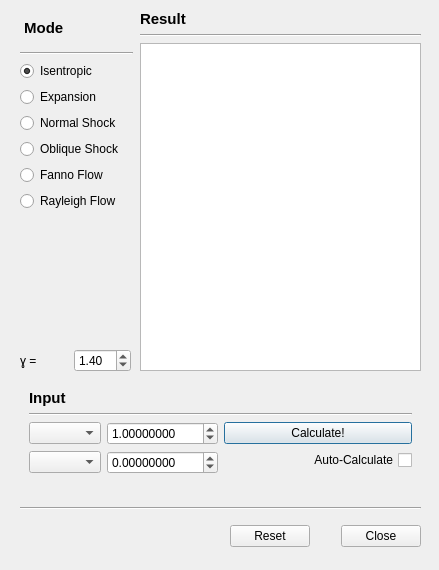
The window that caeroc/gui/base.ui (ashwinvis/caeroc) describes before a commit, drawn with Qt 5.
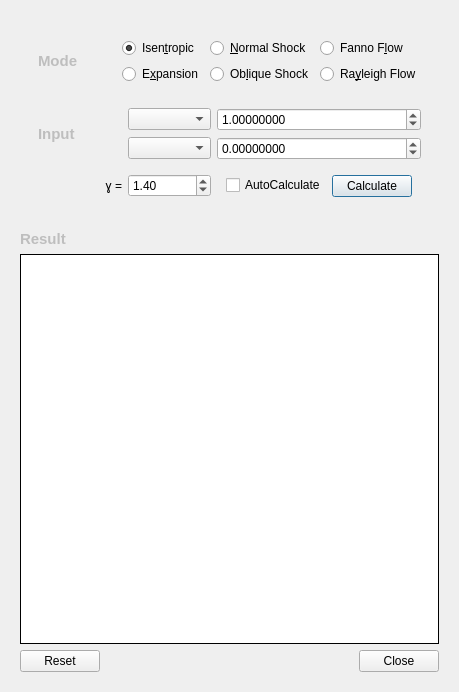
The same window after the commit.

Commit message: Add tests, improve GUI to allow resize

Diff of the .ui file:
```diff
--- a/caeroc/gui/base.ui
+++ b/caeroc/gui/base.ui
@@ -6,8 +6,8 @@
    <rect>
     <x>0</x>
     <y>0</y>
-    <width>439</width>
-    <height>570</height>
+    <width>459</width>
+    <height>692</height>
    </rect>
   </property>
   <property name="windowTitle">
@@ -16,133 +16,126 @@
   <property name="toolTip">
    <string>&lt;html&gt;&lt;head/&gt;&lt;body&gt;&lt;p&gt;Input&lt;/p&gt;&lt;/body&gt;&lt;/html&gt;</string>
   </property>
-  <widget class="QDialogButtonBox" name="buttonBox">
-   <property name="geometry">
-    <rect>
-     <x>230</x>
-     <y>520</y>
-     <width>191</width>
-     <height>32</height>
-    </rect>
-   </property>
-   <property name="orientation">
-    <enum>Qt::Horizontal</enum>
-   </property>
-   <property name="standardButtons">
-    <set>QDialogButtonBox::Close|QDialogButtonBox::Reset</set>
-   </property>
-  </widget>
-  <widget class="QWidget" name="verticalLayoutWidget_2">
-   <property name="geometry">
-    <rect>
-     <x>20</x>
-     <y>10</y>
-     <width>113</width>
-     <height>201</height>
-    </rect>
-   </property>
-   <layout class="QVBoxLayout" name="qvbl_mode">
+  <layout class="QVBoxLayout" name="verticalLayout_2">
     <item>
-     <widget class="QLabel" name="label">
-      <property name="font">
-       <font>
-        <pointsize>11</pointsize>
-        <weight>75</weight>
-        <bold>true</bold>
-       </font>
-      </property>
-      <property name="toolTip">
-       <string>Choos a formula set</string>
-      </property>
+    <widget class="QWidget" name="gridWidget" native="true">
+     <layout class="QVBoxLayout" name="verticalLayout">
+      <item>
+       <widget class="QFrame" name="valueFrame">
+        <layout class="QGridLayout" name="gridLayout">
+         <item row="0" column="0" colspan="2">
+          <widget class="QFrame" name="modeFrame">
+           <layout class="QGridLayout" name="gridLayout_2">
+            <item row="3" column="2">
+             <widget class="QRadioButton" name="qrb4_obli">
       <property name="text">
-       <string> Mode</string>
+               <string>Ob&amp;lique Shock</string>
       </property>
      </widget>
     </item>
-    <item>
-     <widget class="Line" name="line_2">
-      <property name="orientation">
-       <enum>Qt::Horizontal</enum>
+            <item row="2" column="2">
+             <widget class="QRadioButton" name="qrb3_norm">
+              <property name="text">
+               <string>&amp;Normal Shock</string>
       </property>
      </widget>
     </item>
-    <item>
+            <item row="2" column="1">
      <widget class="QRadioButton" name="qrb1_isen">
       <property name="text">
-       <string>Isentropic</string>
+               <string>Isen&amp;tropic</string>
       </property>
       <property name="checked">
        <bool>true</bool>
       </property>
      </widget>
     </item>
-    <item>
-     <widget class="QRadioButton" name="qrb2_expa">
-      <property name="font">
-       <font>
-        <strikeout>false</strikeout>
-       </font>
-      </property>
-      <property name="text">
-       <string>Expansion</string>
-      </property>
-     </widget>
-    </item>
-    <item>
-     <widget class="QRadioButton" name="qrb3_norm">
-      <property name="text">
-       <string>Normal Shock</string>
-      </property>
-     </widget>
-    </item>
-    <item>
-     <widget class="QRadioButton" name="qrb4_obli">
-      <property name="text">
-       <string>Oblique Shock</string>
-      </property>
-     </widget>
-    </item>
-    <item>
+            <item row="2" column="3">
      <widget class="QRadioButton" name="qrb5_fann">
       <property name="text">
-       <string>Fanno Flow</string>
+               <string>Fanno F&amp;low</string>
       </property>
      </widget>
     </item>
-    <item>
+            <item row="3" column="3">
      <widget class="QRadioButton" name="qrb6_rayl">
       <property name="text">
-       <string>Rayleigh Flow</string>
+               <string>Ra&amp;yleigh Flow</string>
+              </property>
+             </widget>
+            </item>
+            <item row="2" column="0" rowspan="2">
+             <widget class="QLabel" name="label">
+              <property name="enabled">
+               <bool>false</bool>
+              </property>
+              <property name="font">
+               <font>
+                <pointsize>11</pointsize>
+                <weight>75</weight>
+                <bold>true</bold>
+               </font>
+              </property>
+              <property name="toolTip">
+               <string>Choos a formula set</string>
+              </property>
+              <property name="text">
+               <string>Mode</string>
+              </property>
+             </widget>
+            </item>
+            <item row="3" column="1">
+             <widget class="QRadioButton" name="qrb2_expa">
+              <property name="font">
+               <font>
+                <strikeout>false</strikeout>
+               </font>
+              </property>
+              <property name="text">
+               <string>E&amp;xpansion</string>
       </property>
      </widget>
     </item>
    </layout>
   </widget>
-  <widget class="Line" name="line">
-   <property name="geometry">
-    <rect>
-     <x>20</x>
-     <y>500</y>
-     <width>401</width>
-     <height>16</height>
-    </rect>
-   </property>
-   <property name="orientation">
-    <enum>Qt::Horizontal</enum>
-   </property>
-  </widget>
-  <widget class="QFrame" name="verticalFrame">
-   <property name="geometry">
-    <rect>
-     <x>20</x>
-     <y>380</y>
-     <width>401</width>
-     <height>121</height>
-    </rect>
-   </property>
-   <layout class="QGridLayout" name="gridLayout">
+         </item>
+         <item row="2" column="0" rowspan="4" colspan="2">
+          <widget class="QFrame" name="inputFrame">
+           <layout class="QGridLayout" name="gridLayout_3">
+            <item row="5" column="3">
+             <widget class="QComboBox" name="qcb1_input"/>
+            </item>
+            <item row="7" column="4">
+             <widget class="QFrame" name="formFrame">
+              <layout class="QFormLayout" name="formLayout">
     <item row="0" column="0">
+                <widget class="QCheckBox" name="qcb_autocalc">
+                 <property name="text">
+                  <string>AutoCalculate</string>
+                 </property>
+                </widget>
+               </item>
+               <item row="0" column="1">
+                <widget class="QPushButton" name="qpb_calculate">
+                 <property name="layoutDirection">
+                  <enum>Qt::LeftToRight</enum>
+                 </property>
+                 <property name="autoFillBackground">
+                  <bool>false</bool>
+                 </property>
+                 <property name="text">
+                  <string>Calculate</string>
+                 </property>
+                </widget>
+               </item>
+              </layout>
+             </widget>
+            </item>
+            <item row="5" column="0" rowspan="2">
      <widget class="QLabel" name="label_3">
+              <property name="enabled">
+               <bool>false</bool>
+              </property>
       <property name="font">
        <font>
         <pointsize>11</pointsize>
@@ -156,35 +149,7 @@
       </property>
      </widget>
     </item>
-    <item row="1" column="0" colspan="2">
-     <widget class="Line" name="line_3">
-      <property name="orientation">
-       <enum>Qt::Horizontal</enum>
-      </property>
-     </widget>
-    </item>
-    <item row="2" column="0" rowspan="4">
-     <layout class="QFormLayout" name="qfl_input">
-      <item row="0" column="0">
-       <widget class="QComboBox" name="qcb1_input"/>
-      </item>
-      <item row="0" column="1">
-       <widget class="QDoubleSpinBox" name="qdsb1_input">
-        <property name="decimals">
-         <number>8</number>
-        </property>
-        <property name="maximum">
-         <double>999.990000000000009</double>
-        </property>
-        <property name="singleStep">
-         <double>0.100000000000000</double>
-        </property>
-        <property name="value">
-         <double>1.000000000000000</double>
-        </property>
-       </widget>
-      </item>
-      <item row="1" column="1">
+            <item row="6" column="4">
        <widget class="QDoubleSpinBox" name="qdsb2_input">
         <property name="decimals">
          <number>8</number>
@@ -197,51 +162,64 @@
         </property>
        </widget>
       </item>
-      <item row="1" column="0">
+            <item row="6" column="3">
        <widget class="QComboBox" name="qcb2_input"/>
       </item>
-     </layout>
-    </item>
-    <item row="2" column="1">
-     <widget class="QPushButton" name="qpb_calculate">
-      <property name="text">
-       <string>Calculate!</string>
-      </property>
-      <property name="default">
-       <bool>true</bool>
-      </property>
-     </widget>
-    </item>
-    <item row="3" column="1">
-     <widget class="QCheckBox" name="checkBox">
-      <property name="toolTip">
-       <string>Auto-updates the result as the input is changed</string>
-      </property>
+            <item row="5" column="4">
+             <widget class="QDoubleSpinBox" name="qdsb1_input">
+              <property name="decimals">
+               <number>8</number>
+              </property>
+              <property name="maximum">
+               <double>999.990000000000009</double>
+              </property>
+              <property name="singleStep">
+               <double>0.100000000000000</double>
+              </property>
+              <property name="value">
+               <double>1.000000000000000</double>
+              </property>
+             </widget>
+            </item>
+            <item row="7" column="3">
+             <widget class="QDoubleSpinBox" name="qdsb_gamma">
+              <property name="singleStep">
+               <double>0.100000000000000</double>
+              </property>
+              <property name="value">
+               <double>1.400000000000000</double>
+              </property>
+             </widget>
+            </item>
+            <item row="7" column="0">
+             <widget class="QLabel" name="label_2">
       <property name="layoutDirection">
-       <enum>Qt::RightToLeft</enum>
-      </property>
-      <property name="autoFillBackground">
-       <bool>false</bool>
+               <enum>Qt::LeftToRight</enum>
       </property>
       <property name="text">
-       <string>Auto-Calculate</string>
-      </property>
+               <string>ɣ =</string>
+              </property>
+              <property name="textFormat">
+               <enum>Qt::PlainText</enum>
+              </property>
+              <property name="alignment">
+               <set>Qt::AlignRight|Qt::AlignTrailing|Qt::AlignVCenter</set>
+              </property>
      </widget>
     </item>
    </layout>
   </widget>
-  <widget class="QWidget" name="verticalLayoutWidget_3">
-   <property name="geometry">
-    <rect>
-     <x>140</x>
-     <y>10</y>
-     <width>281</width>
-     <height>361</height>
-    </rect>
-   </property>
-   <layout class="QVBoxLayout" name="verticalLayout_3">
+         </item>
+        </layout>
+       </widget>
+      </item>
     <item>
+       <layout class="QGridLayout" name="outputLayout">
+        <item row="0" column="0">
      <widget class="QLabel" name="label_4">
+          <property name="enabled">
+           <bool>false</bool>
+          </property>
       <property name="font">
        <font>
         <pointsize>11</pointsize>
@@ -261,57 +239,44 @@
       </property>
      </widget>
     </item>
-    <item>
-     <widget class="Line" name="line_4">
-      <property name="orientation">
-       <enum>Qt::Horizontal</enum>
-      </property>
-     </widget>
-    </item>
-    <item>
+        <item row="1" column="0">
      <widget class="QTableView" name="qtw_output">
+          <property name="enabled">
+           <bool>true</bool>
+          </property>
+          <property name="sizePolicy">
+           <sizepolicy hsizetype="Expanding" vsizetype="Expanding">
+            <horstretch>0</horstretch>
+            <verstretch>0</verstretch>
+           </sizepolicy>
+          </property>
       <property name="autoFillBackground">
        <bool>false</bool>
       </property>
-     </widget>
-    </item>
-   </layout>
-  </widget>
-  <widget class="QWidget" name="horizontalLayoutWidget">
-   <property name="geometry">
-    <rect>
-     <x>20</x>
-     <y>340</y>
-     <width>111</width>
-     <height>41</height>
-    </rect>
-   </property>
-   <layout class="QHBoxLayout" name="horizontalLayout">
-    <property name="topMargin">
-     <number>0</number>
-    </property>
-    <item>
-     <widget class="QLabel" name="label_2">
-      <property name="layoutDirection">
-       <enum>Qt::LeftToRight</enum>
-      </property>
-      <property name="text">
-       <string>ɣ =</string>
-      </property>
-     </widget>
-    </item>
+          <property name="frameShape">
+           <enum>QFrame::Box</enum>
+          </property>
+          <property name="frameShadow">
+           <enum>QFrame::Plain</enum>
+          </property>
+          <attribute name="horizontalHeaderCascadingSectionResizes">
+           <bool>false</bool>
+          </attribute>
+         </widget>
+        </item>
+       </layout>
+      </item>
     <item>
-     <widget class="QDoubleSpinBox" name="qdsb_gamma">
-      <property name="singleStep">
-       <double>0.100000000000000</double>
-      </property>
-      <property name="value">
-       <double>1.400000000000000</double>
-      </property>
+       <widget class="QDialogButtonBox" name="buttonBox">
+        <property name="standardButtons">
+         <set>QDialogButtonBox::Close|QDialogButtonBox::Reset</set>
+        </property>
      </widget>
     </item>
    </layout>
   </widget>
+   </item>
+  </layout>
  </widget>
  <resources/>
  <connections>
```
Left out of the diff: 16 changed lines with no effect on the pictures. Lines whose indentation alone changed are shown as unchanged. The commit also changes 7 other files.
